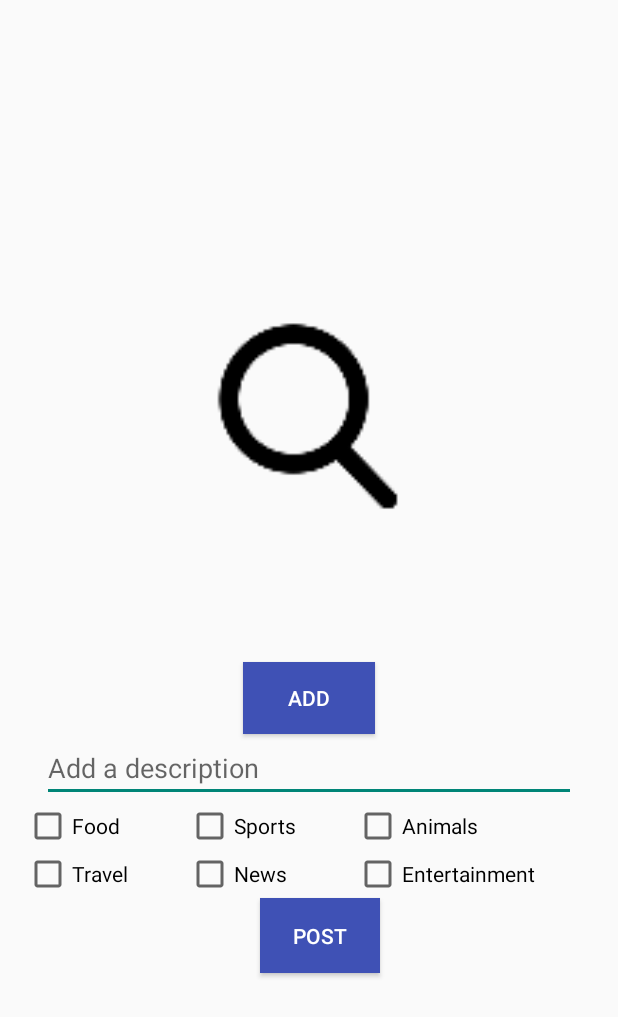
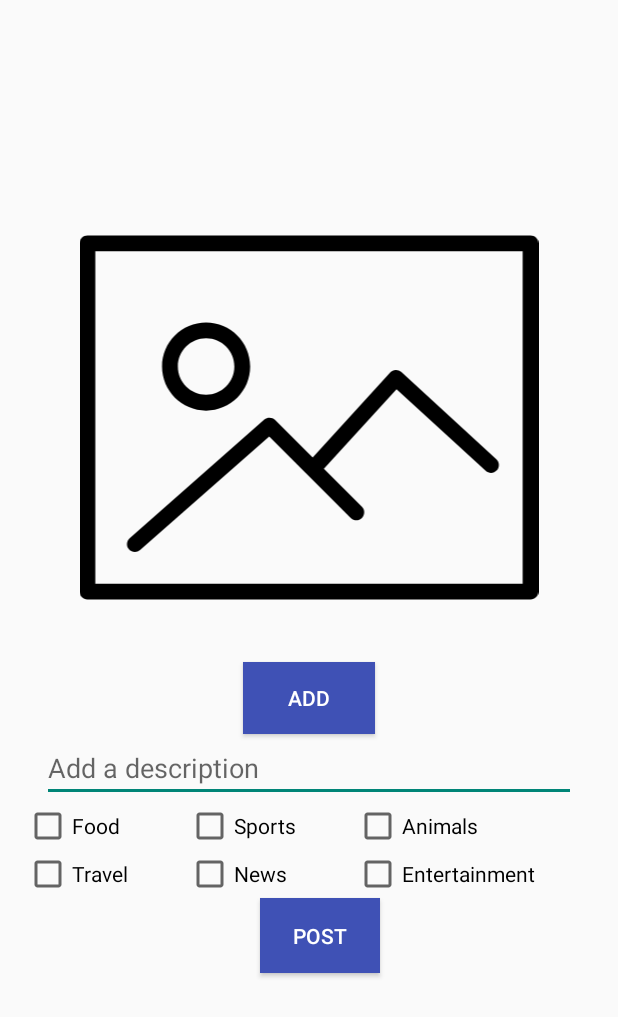
Before and after one commit to logancrocker/rgram, an Android app: the fragment PostFragment shown on its own in the app's theme, on a phone screen of 412 x 824 dp. Shown: the top 1017 px of the screen. Run offline under Robolectric (Android 15) with nearby library versions, the light colour scheme and no system bars; our stand-ins replace Firebase (no records; nobody signed in at launch, a user with empty details on screens opened directly).

Commit message:
changed empty post image

```diff
--- /dev/null
+++ b/source/app/src/main/res/drawable/insert_pic.xml
@@ -0,0 +1,15 @@
+<vector xmlns:android="http://schemas.android.com/apk/res/android"
+        android:width="108dp"
+        android:height="108dp"
+        android:viewportWidth="58"
+        android:viewportHeight="58">
+  <path
+      android:fillColor="#FF000000"
+      android:pathData="M57,6H1C0.448,6 0,6.447 0,7v44c0,0.553 0.448,1 1,1h56c0.552,0 1,-0.447 1,-1V7C58,6.447 57.552,6 57,6zM56,50H2V8h54V50z"/>
+  <path
+      android:fillColor="#FF000000"
+      android:pathData="M16,28.138c3.071,0 5.569,-2.498 5.569,-5.568C21.569,19.498 19.071,17 16,17s-5.569,2.498 -5.569,5.569C10.431,25.64 12.929,28.138 16,28.138zM16,19c1.968,0 3.569,1.602 3.569,3.569S17.968,26.138 16,26.138s-3.569,-1.601 -3.569,-3.568S14.032,19 16,19z"/>
+  <path
+      android:fillColor="#FF000000"
+      android:pathData="M7,46c0.234,0 0.47,-0.082 0.66,-0.249l16.313,-14.362l10.302,10.301c0.391,0.391 1.023,0.391 1.414,0s0.391,-1.023 0,-1.414l-4.807,-4.807l9.181,-10.054l11.261,10.323c0.407,0.373 1.04,0.345 1.413,-0.062c0.373,-0.407 0.346,-1.04 -0.062,-1.413l-12,-11c-0.196,-0.179 -0.457,-0.268 -0.72,-0.262c-0.265,0.012 -0.515,0.129 -0.694,0.325l-9.794,10.727l-4.743,-4.743c-0.374,-0.373 -0.972,-0.392 -1.368,-0.044L6.339,44.249c-0.415,0.365 -0.455,0.997 -0.09,1.412C6.447,45.886 6.723,46 7,46z"/>
+</vector>
--- a/source/app/src/main/res/layout/fragment_post.xml
+++ b/source/app/src/main/res/layout/fragment_post.xml
@@ -19,7 +19,7 @@
         android:id="@+id/image"
         android:layout_width="337dp"
         android:layout_height="306dp"
-        android:src="@mipmap/pic_missing" />
+        android:src="@drawable/insert_pic" />
     <Button
         android:layout_width="wrap_content"
         android:id="@+id/fab"
--- /dev/null
+++ b/source/app/src/main/res/mipmap-anydpi-v26/insert_pic_icon.xml
@@ -0,0 +1,5 @@
+<?xml version="1.0" encoding="utf-8"?>
+<adaptive-icon xmlns:android="http://schemas.android.com/apk/res/android">
+    <background android:drawable="@color/insert_pic_bg"/>
+    <foreground android:drawable="@drawable/insert_pic"/>
+</adaptive-icon>
--- /dev/null
+++ b/source/app/src/main/res/mipmap-anydpi-v26/insert_pic_icon_round.xml
@@ -0,0 +1,5 @@
+<?xml version="1.0" encoding="utf-8"?>
+<adaptive-icon xmlns:android="http://schemas.android.com/apk/res/android">
+    <background android:drawable="@color/insert_pic_bg"/>
+    <foreground android:drawable="@drawable/insert_pic"/>
+</adaptive-icon>
--- /dev/null
+++ b/source/app/src/main/res/values/insert_pic_bg.xml
@@ -0,0 +1,4 @@
+<?xml version="1.0" encoding="utf-8"?>
+<resources>
+    <color name="insert_pic_bg">#FFFFFF</color>
+</resources>
```
Also changed, not shown: source/app/src/main/insert_pic_icon-web.png (added), source/app/src/main/res/mipmap-hdpi/insert_pic_icon.png (added), source/app/src/main/res/mipmap-hdpi/insert_pic_icon_round.png (added), source/app/src/main/res/mipmap-mdpi/insert_pic_icon.png (added), source/app/src/main/res/mipmap-mdpi/insert_pic_icon_round.png (added), source/app/src/main/res/mipmap-xhdpi/insert_pic_icon.png (added), source/app/src/main/res/mipmap-xhdpi/insert_pic_icon_round.png (added), source/app/src/main/res/mipmap-xxhdpi/insert_pic_icon.png (added), source/app/src/main/res/mipmap-xxhdpi/insert_pic_icon_round.png (added), source/app/src/main/res/mipmap-xxxhdpi/insert_pic_icon.png (added), source/app/src/main/res/mipmap-xxxhdpi/insert_pic_icon_round.png (added).
